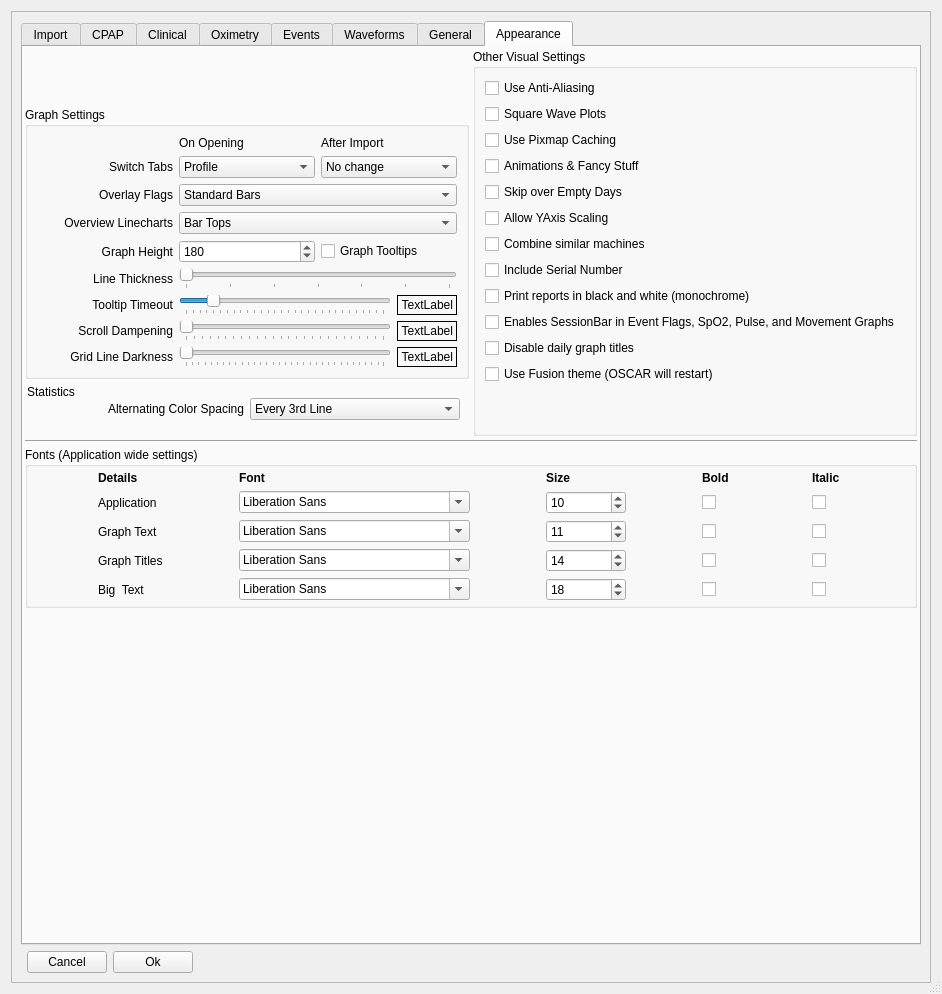
First picture: the form in oscar/preferencesdialog.ui, repository SemenKeyzer/oscar-sql, before the edit.
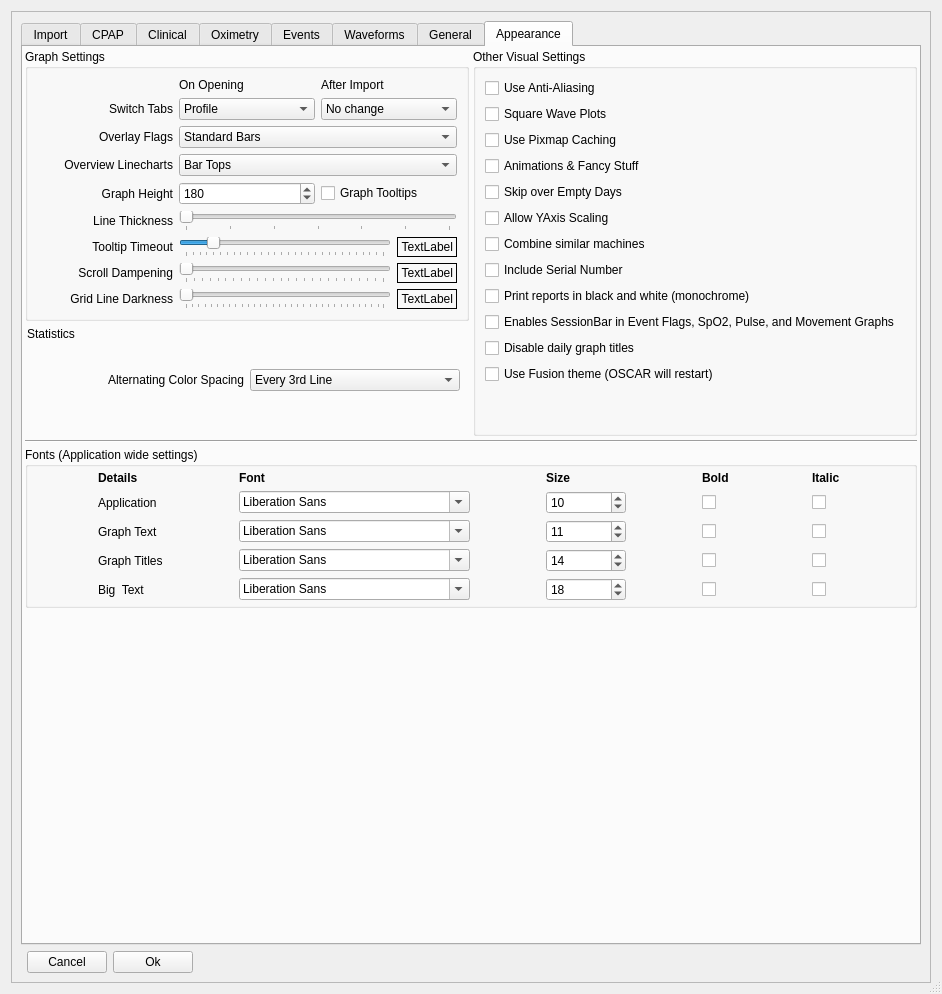
Second picture: the form after the edit. The open tabs and pages were chosen to show the change. Icons and pictures are not drawn.

Commit message:
Preferences: no frame inside a frame, groups as tall as their contents, check buttons named by column, Appearance from the top, Analysis tab not grey (doctor 2026-10-23)
Local UiShotsTests: checks of the layout remarks, and PNGs of every Preferences tab when
OSCAR_UI_SHOTS names a folder.

```diff
--- a/oscar/preferencesdialog.ui
+++ b/oscar/preferencesdialog.ui
@@ -2533,7 +2533,7 @@
               </property>
               <item>
                <layout class="QGridLayout" name="gridLayout_16">
-                <item row="1" column="0">
+                <item row="0" column="0">
                  <widget class="QGroupBox" name="groupBox">
                   <property name="sizePolicy">
                    <sizepolicy hsizetype="Preferred" vsizetype="Minimum">
@@ -2985,7 +2985,7 @@
                   </layout>
                  </widget>
                 </item>
-                <item row="0" column="1" rowspan="3">
+                <item row="0" column="1" rowspan="2">
                  <widget class="QGroupBox" name="groupBox_2">
                   <property name="sizePolicy">
                    <sizepolicy hsizetype="Preferred" vsizetype="Minimum">
@@ -3143,7 +3143,7 @@
                   </layout>
                  </widget>
                 </item>
-                <item row="2" column="0">
+                <item row="1" column="0">
                  <widget class="QGroupBox" name="groupBox_Statistics">
                   <property name="styleSheet">
                    <string notr="true">QGroupBox { margin: 0px;    padding: 0px;    border: none}</string>
```
The commit also changes 5 other files.
